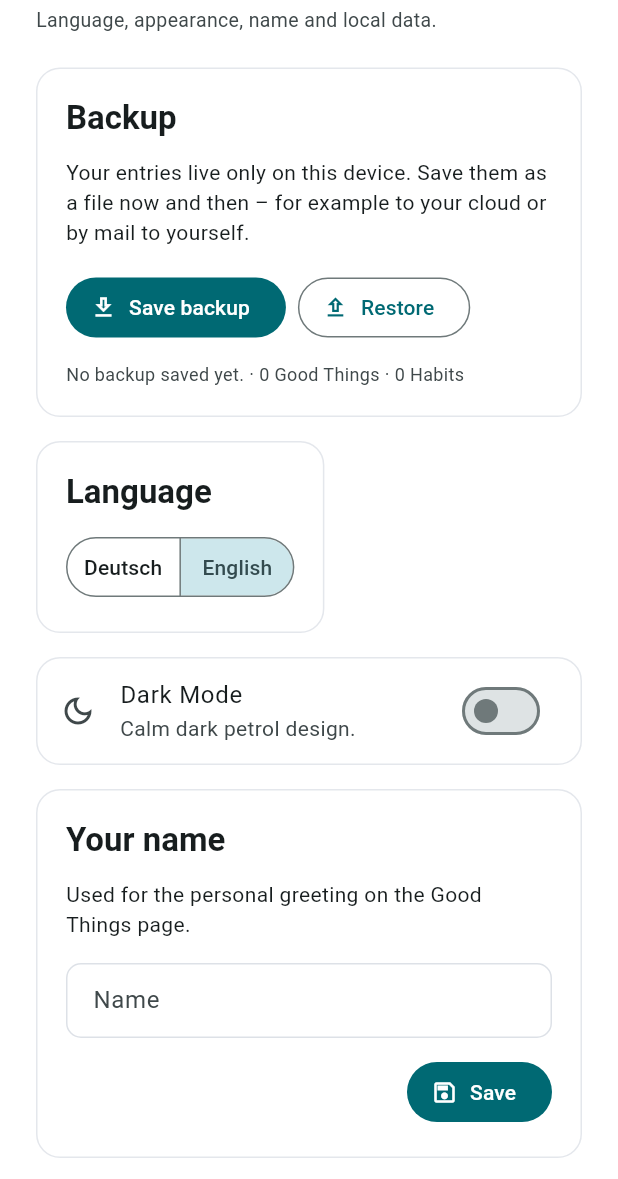
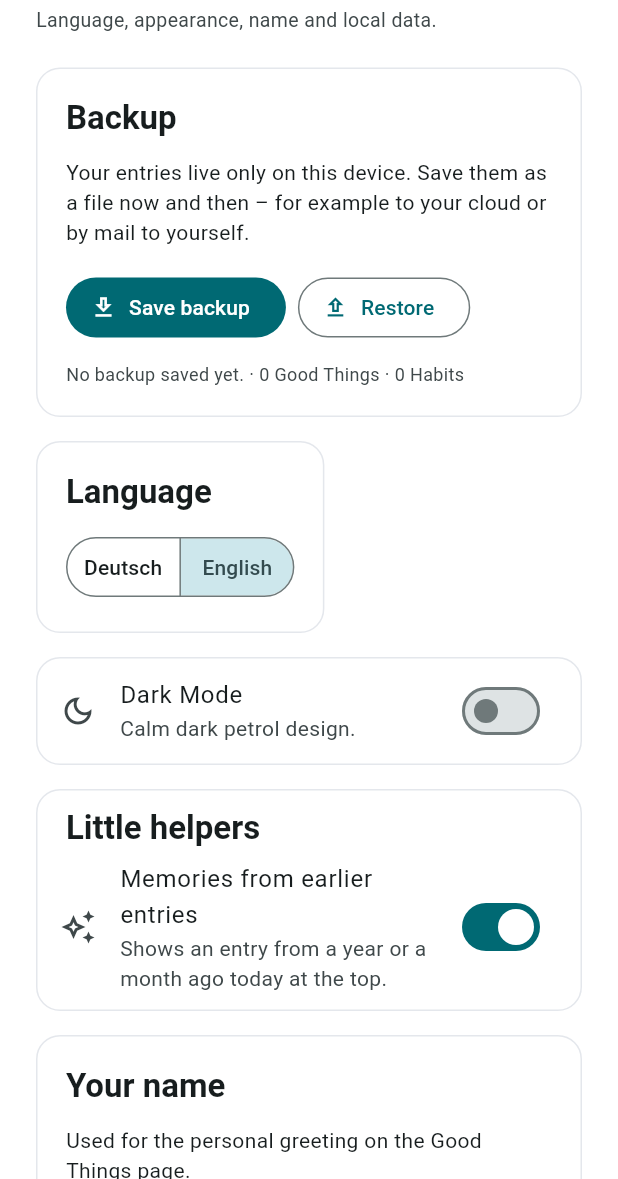
Before and after one commit to Rab2385/lighthouse_mini, a Flutter app: the SettingsPage screen opened directly with empty values, after a tap on "English", on a phone screen of 412 x 824 dp, the part 57-1236 px from its top. Run offline on Flutter 3.47's test engine with Material 3 defaults, Android fonts, the phone set to English and light mode, and no system bars; our stand-ins replace file_picker, sembast, sembast_web; missing offline and left inert: dart:js_interop; Roboto replaces fonts that are missing (Arial).

Commit message:
"Heute vor einem Jahr": resurface an earlier Good Thing (#18)
- memoryFor(day): an entry from exactly one year before, else exactly one
  month before; days that didn't exist there (31.02., 29.02.) are skipped;
  among several entries the pick is stable for the whole day.
- Compact card above the current month's list (not while searching):
  label + date, the quoted entry (max 2 lines). Tapping it jumps to that
  day — scroll-to-today is generalised to scroll to any day. ✕ hides it
  until tomorrow.
- Settings: new "Kleine Helfer" card with the switch "Erinnerungen an
  frühere Einträge" (on by default).

Tests: memory_test (year/month preference, missing days, leap day,
stable pick, dismiss and switch off).

Co-Authored-By: Claude Opus 5.5 <noreply@anthropic.com>
Claude-Session: https://claude.ai/code/session_01DA6vH9B5D4hUY1PfQgrie5

```diff
--- a/lib/l10n/app_strings.dart
+++ b/lib/l10n/app_strings.dart
@@ -192,6 +192,17 @@ class AppStrings {
   String get greetingEvening => _p('Guten Abend', 'Good evening');
   String get greetingNight => _p('Gute Nacht', 'Good night');
 
+  // ---- Memories ----------------------------------------------------
+  String get memoryYearAgo => _p('Heute vor einem Jahr', 'A year ago today');
+  String get memoryMonthAgo => _p('Heute vor einem Monat', 'A month ago today');
+  String get showMemoriesTitle =>
+      _p('Erinnerungen an frühere Einträge', 'Memories from earlier entries');
+  String get showMemoriesSubtitle => _p(
+    'Zeigt oben einen Eintrag von heute vor einem Jahr oder Monat.',
+    'Shows an entry from a year or a month ago today at the top.',
+  );
+  String get helpersTitle => _p('Kleine Helfer', 'Little helpers');
+
   // ---- Review: Good Things ------------------------------------------
   String get copyAsText => _p('Als Text kopieren', 'Copy as text');
   String get copied => _p('Kopiert.', 'Copied.');
--- a/lib/pages/settings_page.dart
+++ b/lib/pages/settings_page.dart
@@ -175,6 +175,38 @@ class _SettingsPageState extends State<SettingsPage> {
                     ),
                     const SizedBox(height: 16),
 
+                    Card(
+                      child: Padding(
+                        padding: const EdgeInsets.only(top: 12, bottom: 4),
+                        child: Column(
+                          crossAxisAlignment: CrossAxisAlignment.start,
+                          children: [
+                            Padding(
+                              padding: const EdgeInsets.symmetric(
+                                horizontal: 20,
+                              ),
+                              child: Text(
+                                strings.helpersTitle,
+                                style: theme.textTheme.titleLarge?.copyWith(
+                                  fontWeight: FontWeight.w700,
+                                ),
+                              ),
+                            ),
+                            SwitchListTile(
+                              title: Text(strings.showMemoriesTitle),
+                              subtitle: Text(strings.showMemoriesSubtitle),
+                              secondary: const Icon(
+                                Icons.auto_awesome_outlined,
+                              ),
+                              value: widget.controller.showMemories,
+                              onChanged: widget.controller.setShowMemories,
+                            ),
+                          ],
+                        ),
+                      ),
+                    ),
+                    const SizedBox(height: 16),
+
                     sectionCard(
                       title: strings.yourName,
                       child: Column(
--- a/lib/state/lighthouse_controller.dart
+++ b/lib/state/lighthouse_controller.dart
@@ -19,6 +19,9 @@ class LighthouseController extends ChangeNotifier {
   /// intentionally empty habit list stays empty on the next launch.
   static const String _defaultHabitsSeededKey = 'defaultHabitsSeeded';
 
+  static const String _showMemoriesKey = 'showMemories';
+  static const String _memoryDismissedOnKey = 'memoryDismissedOn';
+
   static const String _lastBackupAtKey = 'lastBackupAt';
   static const String _backupReminderDismissedAtKey =
       'backupReminderDismissedAt';
@@ -28,6 +31,7 @@ class LighthouseController extends ChangeNotifier {
   static const Set<String> _deviceOnlySettings = {
     _lastBackupAtKey,
     _backupReminderDismissedAtKey,
+    _memoryDismissedOnKey,
   };
 
   final LighthouseDatabase _database;
@@ -51,6 +55,8 @@ class LighthouseController extends ChangeNotifier {
   DateTime? _lastBackupAt;
   DateTime? _backupReminderDismissedAt;
   bool _hasSafetyBackup = false;
+  bool _showMemories = true;
+  String? _memoryDismissedOn;
 
   bool get darkMode => _darkMode;
   String get userName => _userName;
@@ -140,6 +146,8 @@ class LighthouseController extends ChangeNotifier {
       settings[_backupReminderDismissedAtKey],
     );
     _hasSafetyBackup = await _database.loadSafetyBackup() != null;
+    _showMemories = settings[_showMemoriesKey] as bool? ?? true;
+    _memoryDismissedOn = settings[_memoryDismissedOnKey] as String?;
 
     final storedLanguage = settings['language'] as String?;
     _languageCode = AppStrings.supportedCodes.contains(storedLanguage)
@@ -610,6 +618,71 @@ class LighthouseController extends ChangeNotifier {
     );
   }
 
+  // ---- Memories -------------------------------------------------------------
+
+  /// Whether Good Things shows "Heute vor einem Jahr / Monat".
+  bool get showMemories => _showMemories;
+
+  /// Today's memory card, unless switched off or dismissed for today.
+  Memory? get todaysMemory {
+    if (!_showMemories || _memoryDismissedOn == _dateKey(today)) {
+      return null;
+    }
+
+    return memoryFor(today);
+  }
+
+  /// A Good Thing written exactly one year before [day], or — if there is
+  /// none — exactly one month before. A day that doesn't exist there (29.02.
+  /// a year later, 31.03. a month earlier) has no memory. With several
+  /// entries on that day the pick depends only on [day], so it stays the
+  /// same all day instead of changing on every rebuild.
+  Memory? memoryFor(DateTime day) {
+    for (final age in MemoryAge.values) {
+      final then = switch (age) {
+        MemoryAge.year => DateTime(day.year - 1, day.month, day.day),
+        MemoryAge.month => DateTime(day.year, day.month - 1, day.day),
+      };
+
+      // DateTime rolls 31.02. over into March — that date didn't exist.
+      if (then.day != day.day) {
+        continue;
+      }
+
+      final candidates = goodThingsForDate(then);
+
+      if (candidates.isNotEmpty) {
+        final seed = day.year * 10000 + day.month * 100 + day.day;
+        return Memory(candidates[seed % candidates.length], age);
+      }
+    }
+
+    return null;
+  }
+
+  Future<bool> setShowMemories(bool value) async {
+    if (_showMemories == value) {
+      return false;
+    }
+
+    final previous = _showMemories;
+    _showMemories = value;
+    notifyListeners();
+
+    return _persist(
+      () => _database.saveSetting(_showMemoriesKey, value),
+      rollback: () => _showMemories = previous,
+    );
+  }
+
+  /// Hides today's memory card until tomorrow.
+  Future<void> dismissTodaysMemory() async {
+    final key = _dateKey(today);
+    _memoryDismissedOn = key;
+    notifyListeners();
+    await _database.saveSetting(_memoryDismissedOnKey, key);
+  }
+
   // ---- Backup ---------------------------------------------------------------
 
   /// When a backup file was last saved on this device (or the date of the
@@ -753,6 +826,8 @@ class LighthouseController extends ChangeNotifier {
     _lastBackupAt = null;
     _backupReminderDismissedAt = null;
     _hasSafetyBackup = false;
+    _showMemories = true;
+    _memoryDismissedOn = null;
 
     await _createDefaultHabits();
     notifyListeners();
@@ -935,3 +1010,13 @@ class _SuggestionStatistics {
     );
   }
 }
+
+enum MemoryAge { year, month }
+
+/// An earlier Good Thing brought back on the same calendar day.
+class Memory {
+  const Memory(this.entry, this.age);
+
+  final GoodThing entry;
+  final MemoryAge age;
+}
```
Also changed, not shown: lib/pages/good_things_page.dart (+120 -22 lines), 1 other file.
